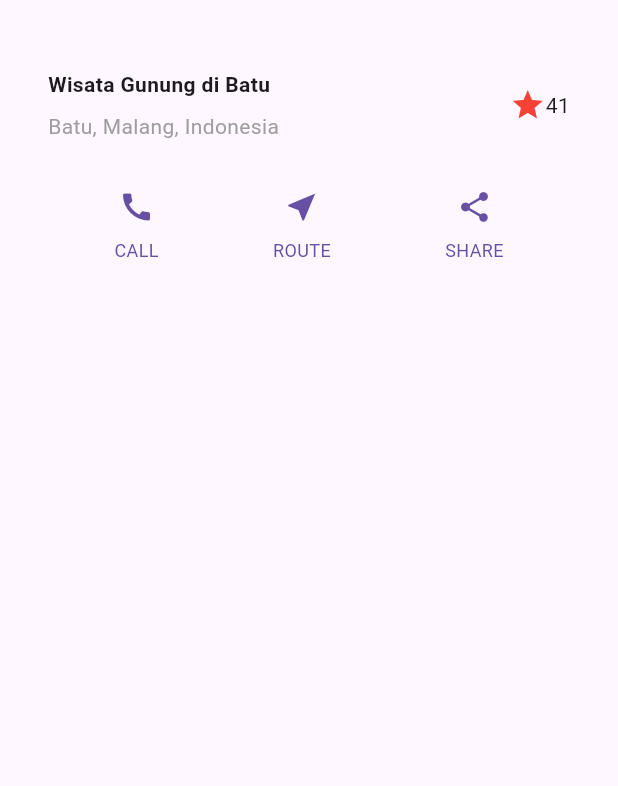
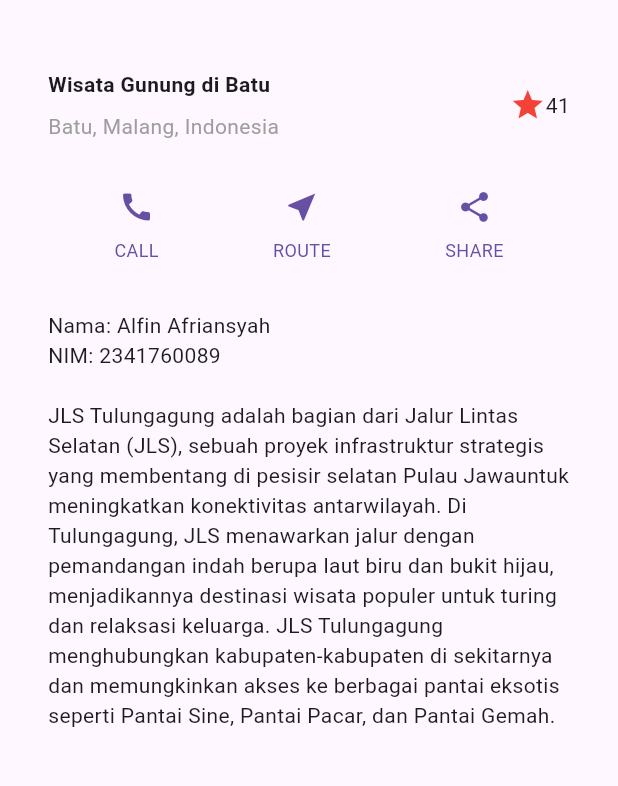
Before and after one commit to alfinafriansyah/layout_flutter, a Flutter app: the screen it shows after launch, on a phone screen of 412 x 824 dp, the part 63-849 px from its top. Run offline on Flutter 3.47's test engine with Material 3 defaults, Android fonts, the phone set to English and light mode, and no system bars.

Commit message:
feat: implementasi text section (Praktikum 3)

```diff
--- a/lib/main.dart
+++ b/lib/main.dart
@@ -53,6 +53,23 @@ class MyApp extends StatelessWidget {
         _buildButtonColumn(color, Icons.share, 'SHARE'),
       ],
     );
+
+    Widget textSection = Container(
+      padding: const EdgeInsets.all(32),
+      child: const Text(
+        'Nama: Alfin Afriansyah\n'
+        'NIM: 2341760089\n\n'
+        'JLS Tulungagung adalah bagian dari Jalur Lintas Selatan (JLS), '
+        'sebuah proyek infrastruktur strategis yang membentang di pesisir selatan Pulau Jawa'
+        'untuk meningkatkan konektivitas antarwilayah. Di Tulungagung, '
+        'JLS menawarkan jalur dengan pemandangan indah berupa laut biru dan bukit hijau, '
+        'menjadikannya destinasi wisata populer untuk turing dan relaksasi keluarga. '
+        'JLS Tulungagung menghubungkan kabupaten-kabupaten di sekitarnya dan memungkinkan akses '
+        'ke berbagai pantai eksotis seperti Pantai Sine, Pantai Pacar, dan Pantai Gemah. ',
+        softWrap: true,
+      ),
+    );
+
     return MaterialApp(
       title: 'Flutter layout demo',
       home: Scaffold(
@@ -63,6 +80,7 @@ class MyApp extends StatelessWidget {
           children: [
             titleSection,
             buttonSection,
+            textSection,
           ],
         ),
       ),
```
